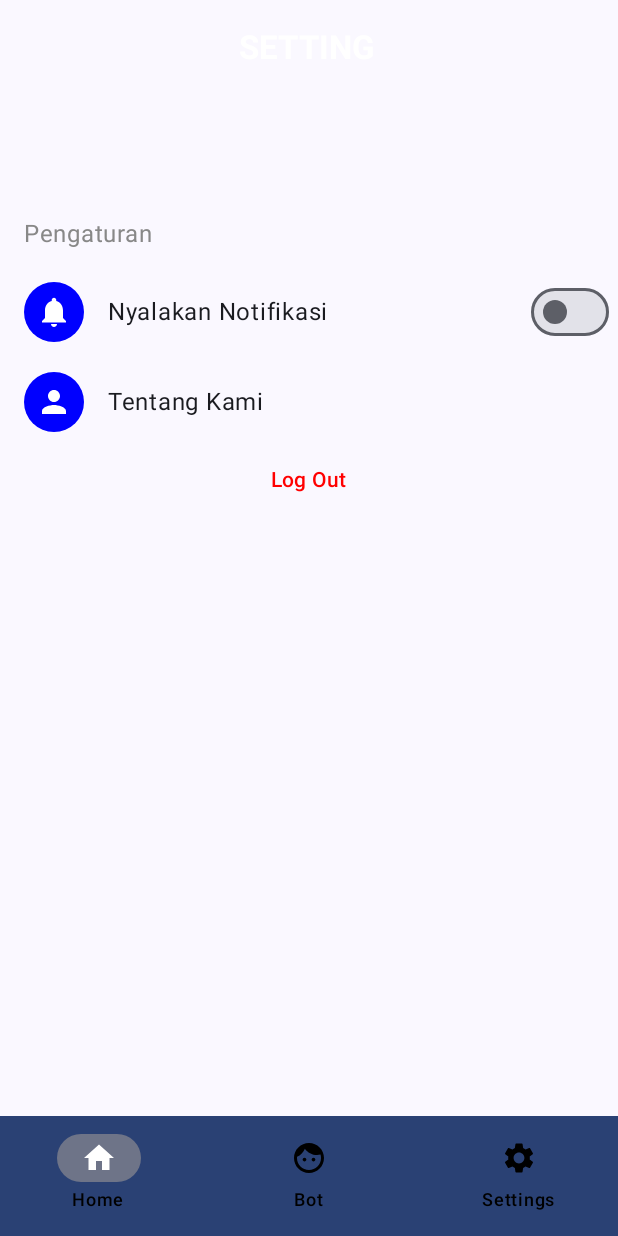
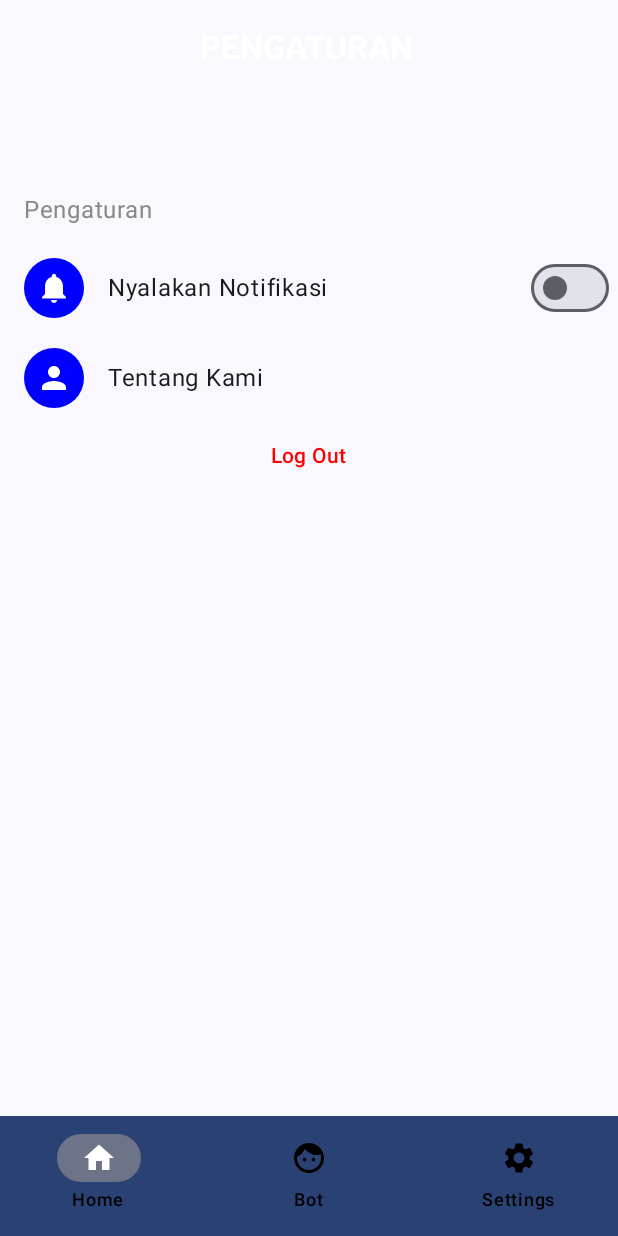
Before and after one commit to Bangkit-Product-Capstone-C242-PS196/mobile-development, an Android app built with Jetpack Compose: the SettingScreen screen opened through its navigation route, on a phone screen of 412 x 824 dp. Run offline under Robolectric (Android 15) with nearby library versions, the phone set to English and light mode, and no system bars; our stand-ins replace Firebase (no records; nobody signed in at launch, a user with empty details on screens opened directly); pictures from the network do not load.

Commit message:
fix: padding topbar

```diff
--- a/app/src/main/java/com/example/monev/ui/screens/setting/SettingScreen.kt
+++ b/app/src/main/java/com/example/monev/ui/screens/setting/SettingScreen.kt
@@ -72,7 +72,7 @@ fun SettingScreen(
                         contentAlignment = Alignment.Center
                     ) {
                         Text(
-                            text = "SETTING",
+                            text = "PENGATURAN",
                             style = MaterialTheme.typography.titleLarge.copy(fontWeight = FontWeight.Bold),
                             color = colorScheme.onPrimaryContainer,
                             textAlign = TextAlign.Center
@@ -93,7 +93,7 @@ fun SettingScreen(
                 .fillMaxSize()
                 .padding(paddingValues)
                 .background(colorScheme.background)
-                .padding(16.dp)
+                .padding(horizontal = 16.dp)
         ) {
             // Profile Header
             ProfileHeader(userData)
@@ -148,7 +148,7 @@ fun SettingSection(
     requestPermissionLauncher: ManagedActivityResultLauncher<String, Boolean>,
     navController: NavController,
 
-) {
+    ) {
     val preferenceManager = remember { PreferenceManager(context) }
     var isNotificationEnabled by remember { mutableStateOf(preferenceManager.getNotificationStatus()) }
 
```
